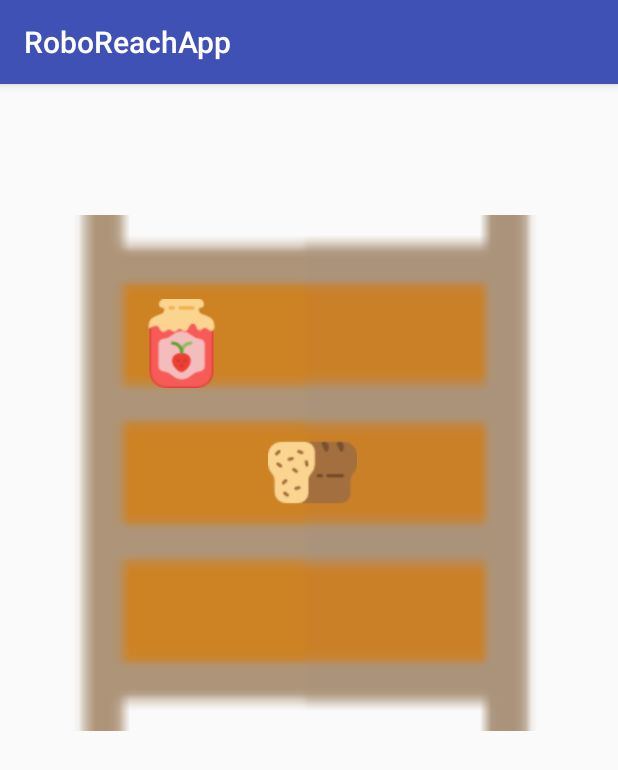
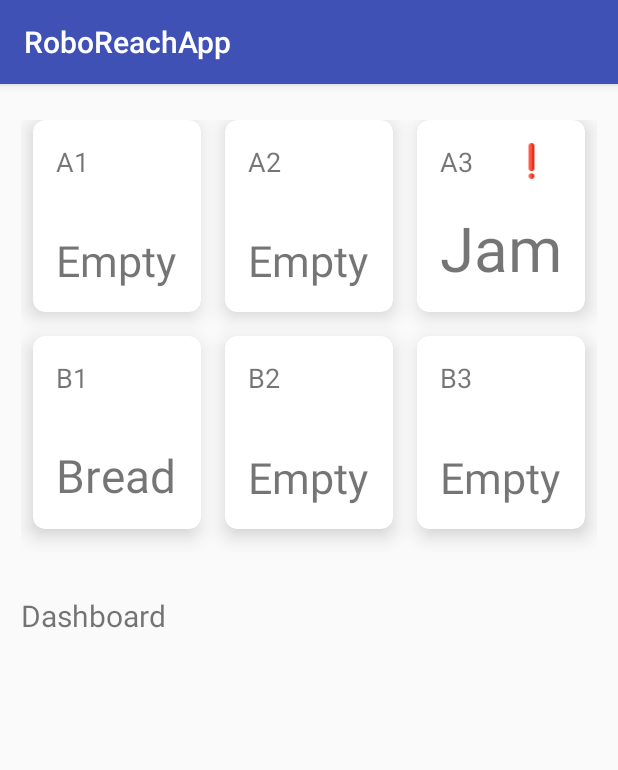
Before and after one commit to Ojasvi-Jalal/SystemDesignProject-Team2, an Android app: the screen it shows after launch (MainActivity), on a phone screen of 412 x 824 dp. Shown: the top 770 px of the screen. Run offline under Robolectric (Android 15) with nearby library versions, the light colour scheme and no system bars.

Commit message:
Worked on the shelf design using cards, started basic code structuring

```diff
--- /dev/null
+++ b/android-app/app/src/main/java/com/example/ojasvi/roboreachapp/Item.kt
@@ -0,0 +1,8 @@
+package com.example.ojasvi.roboreachapp
+
+import java.time.LocalDate
+
+data class Item(var title: String = "Unknown",
+                var description: String = "",
+                var expiration: LocalDate = LocalDate.now().plusMonths(1), // default expiration in a month
+                var barcode: String = "")
--- a/android-app/app/src/main/java/com/example/ojasvi/roboreachapp/MainActivity.kt
+++ b/android-app/app/src/main/java/com/example/ojasvi/roboreachapp/MainActivity.kt
@@ -2,11 +2,26 @@ package com.example.ojasvi.roboreachapp
 
 import android.support.v7.app.AppCompatActivity
 import android.os.Bundle
+import java.util.*
 
 class MainActivity : AppCompatActivity() {
 
+    private lateinit var shelf_a1: Shelf
+    private lateinit var shelf_a2: Shelf
+    private lateinit var shelf_a3: Shelf
+    private lateinit var shelf_b1: Shelf
+    private lateinit var shelf_b2: Shelf
+    private lateinit var shelf_b3: Shelf
+
     override fun onCreate(savedInstanceState: Bundle?) {
         super.onCreate(savedInstanceState)
-        setContentView(R.layout.activity_main)
+        setContentView(R.layout.card_shelves)
+
+
+        /* DEBUG code - REMOVE LATER */
+        var jam = Item("Jam", "Delicious goodie")
+        shelf_a3 = Shelf(jam, "A3")
+
+
     }
 }
--- /dev/null
+++ b/android-app/app/src/main/java/com/example/ojasvi/roboreachapp/Notification.kt
@@ -0,0 +1,3 @@
+package com.example.ojasvi.roboreachapp
+
+data class Notification(val id: Int, var shelf: Shelf)
--- /dev/null
+++ b/android-app/app/src/main/java/com/example/ojasvi/roboreachapp/Shelf.kt
@@ -0,0 +1,5 @@
+package com.example.ojasvi.roboreachapp
+
+class Shelf(var item: Item, val name: String) {
+
+}
--- a/android-app/app/src/main/res/drawable/border.xml
+++ b/android-app/app/src/main/res/drawable/border.xml
@@ -1,5 +1,5 @@
 <?xml version="1.0" encoding="utf-8"?>
 <shape xmlns:android="http://schemas.android.com/apk/res/android"
     android:shape="rectangle">
-    <stroke android:width="5dip" android:color="@android:color/black" />
+    <stroke android:width="3dip" android:color="@android:color/black"/>
 </shape>
--- /dev/null
+++ b/android-app/app/src/main/res/drawable/ic_exclamation.xml
@@ -0,0 +1,7 @@
+<vector android:height="24dp" android:viewportHeight="512"
+    android:viewportWidth="512" android:width="24dp" xmlns:android="http://schemas.android.com/apk/res/android">
+    <path android:fillColor="#E0230D" android:pathData="M256,0v398.68c22.757,0 41.207,-18.451 41.207,-41.207V41.207C297.207,18.451 278.757,0 256,0z"/>
+    <path android:fillColor="#FF5440" android:pathData="M256,0c5.687,0 10.302,18.451 10.302,41.207v316.266c0,22.757 -4.615,41.207 -10.302,41.207c-22.757,0 -41.207,-18.451 -41.207,-41.207V41.207C214.793,18.451 233.243,0 256,0z"/>
+    <path android:fillColor="#E0230D" android:pathData="M256,429.586V512c22.757,0 41.207,-18.451 41.207,-41.207C297.207,448.036 278.757,429.586 256,429.586z"/>
+    <path android:fillColor="#FF5440" android:pathData="M256,429.586c5.687,0 10.302,18.451 10.302,41.207c0,22.757 -4.615,41.207 -10.302,41.207c-22.757,0 -41.207,-18.451 -41.207,-41.207C214.793,448.036 233.243,429.586 256,429.586z"/>
+</vector>
--- a/android-app/app/src/main/res/layout/activity_main.xml
+++ b/android-app/app/src/main/res/layout/activity_main.xml
@@ -3,8 +3,7 @@
     xmlns:app="http://schemas.android.com/apk/res-auto"
     xmlns:tools="http://schemas.android.com/tools"
     android:layout_width="match_parent"
-    android:layout_height="match_parent"
-    tools:context=".LeaderboardActivity">
+    android:layout_height="match_parent">
 
     <ImageView
         android:id="@+id/imageView"
--- /dev/null
+++ b/android-app/app/src/main/res/layout/card_shelves.xml
@@ -0,0 +1,367 @@
+<?xml version="1.0" encoding="utf-8"?>
+
+<LinearLayout xmlns:android="http://schemas.android.com/apk/res/android"
+    xmlns:app="http://schemas.android.com/apk/res-auto"
+    xmlns:tools="http://schemas.android.com/tools"
+    android:layout_width="match_parent"
+    android:layout_height="match_parent"
+    android:orientation="vertical"
+    android:weightSum="20"
+    tools:context=".MainActivity">
+
+    <GridLayout
+        android:id="@+id/mainGrid"
+        android:layout_width="match_parent"
+        android:layout_height="wrap_content"
+        android:layout_marginTop="10dp"
+        android:layout_weight="8"
+        android:alignmentMode="alignMargins"
+        android:columnCount="3"
+        android:columnOrderPreserved="false"
+        android:padding="14dp"
+        android:rowCount="2">
+
+        <!-- ROW 1  -->
+        <!-- COLUMN 1  -->
+
+        <android.support.v7.widget.CardView
+            android:layout_width="0dp"
+            android:layout_height="0dp"
+            android:layout_columnWeight="1"
+            android:layout_marginBottom="16dp"
+            android:layout_marginLeft="8dp"
+            android:layout_marginRight="8dp"
+            android:layout_rowWeight="1"
+            app:cardCornerRadius="8dp"
+            app:cardElevation="8dp">
+
+            <LinearLayout
+                android:id="@+id/a1"
+                android:layout_width="match_parent"
+                android:layout_height="match_parent"
+                android:orientation="vertical"
+                android:padding="15dp">
+
+                <LinearLayout
+                    android:layout_width="match_parent"
+                    android:layout_height="wrap_content"
+                    android:orientation="horizontal">
+
+                    <TextView
+                        android:id="@+id/textView"
+                        android:layout_width="match_parent"
+                        android:layout_height="wrap_content"
+                        android:layout_weight="1"
+                        android:text="A1"
+                        android:textSize="18sp" />
+
+                    <ImageView
+                        android:id="@+id/warn"
+                        android:layout_width="match_parent"
+                        android:layout_height="wrap_content"
+                        android:layout_weight="1"
+                        android:visibility="gone"
+                        app:srcCompat="@drawable/ic_exclamation" />
+                </LinearLayout>
+
+                <TextView
+                    android:id="@+id/textView1"
+                    android:layout_width="match_parent"
+                    android:layout_height="match_parent"
+                    android:autoSizeTextType="uniform"
+                    android:gravity="bottom"
+                    android:text="Empty"
+                    android:textSize="20sp" />
+            </LinearLayout>
+
+        </android.support.v7.widget.CardView>
+
+        <!-- COLUMN 2  -->
+
+        <android.support.v7.widget.CardView
+            android:layout_width="0dp"
+            android:layout_height="0dp"
+            android:layout_columnWeight="1"
+            android:layout_marginBottom="16dp"
+            android:layout_marginLeft="8dp"
+            android:layout_marginRight="8dp"
+            android:layout_rowWeight="1"
+            app:cardCornerRadius="8dp"
+            app:cardElevation="8dp">
+
+            <LinearLayout
+                android:id="@+id/a2"
+                android:layout_width="match_parent"
+                android:layout_height="match_parent"
+                android:orientation="vertical"
+                android:padding="15dp">
+
+                <LinearLayout
+                    android:layout_width="match_parent"
+                    android:layout_height="wrap_content"
+                    android:orientation="horizontal">
+
+                    <TextView
+                        android:id="@+id/id"
+                        android:layout_width="match_parent"
+                        android:layout_height="wrap_content"
+                        android:layout_weight="1"
+                        android:text="A2"
+                        android:textSize="18sp" />
+
+                    <ImageView
+                        android:id="@+id/warn"
+                        android:layout_width="match_parent"
+                        android:layout_height="wrap_content"
+                        android:layout_weight="1"
+                        android:visibility="gone"
+                        app:srcCompat="@drawable/ic_exclamation" />
+                </LinearLayout>
+
+                <TextView
+                    android:id="@+id/title"
+                    android:layout_width="match_parent"
+                    android:layout_height="match_parent"
+                    android:autoSizeTextType="uniform"
+                    android:gravity="bottom"
+                    android:text="Empty"
+                    android:textSize="20sp" />
+            </LinearLayout>
+
+        </android.support.v7.widget.CardView>
+
+        <!-- COLUMN 3  -->
+
+        <android.support.v7.widget.CardView
+            android:layout_width="0dp"
+            android:layout_height="0dp"
+            android:layout_columnWeight="1"
+            android:layout_marginBottom="16dp"
+            android:layout_marginLeft="8dp"
+            android:layout_marginRight="8dp"
+            android:layout_rowWeight="1"
+            app:cardCornerRadius="8dp"
+            app:cardElevation="8dp">
+
+            <LinearLayout
+                android:id="@+id/a3"
+                android:layout_width="match_parent"
+                android:layout_height="match_parent"
+                android:orientation="vertical"
+                android:padding="15dp">
+
+                <LinearLayout
+                    android:layout_width="match_parent"
+                    android:layout_height="wrap_content"
+                    android:orientation="horizontal">
+
+                    <TextView
+                        android:id="@+id/a3_id"
+                        android:layout_width="match_parent"
+                        android:layout_height="wrap_content"
+                        android:layout_weight="1"
+                        android:autoSizeTextType="uniform"
+                        android:text="A3"
+                        android:textSize="18sp" />
+
+                    <ImageView
+                        android:id="@+id/a3_warn"
+                        android:layout_width="match_parent"
+                        android:layout_height="wrap_content"
+                        android:layout_weight="1"
+                        app:srcCompat="@drawable/ic_exclamation" />
+                </LinearLayout>
+
+                <TextView
+                    android:id="@+id/a3_title"
+                    android:layout_width="match_parent"
+                    android:layout_height="match_parent"
+                    android:autoSizeTextType="uniform"
+                    android:gravity="bottom"
+                    android:text="Jam"
+                    android:textSize="20sp" />
+            </LinearLayout>
+
+        </android.support.v7.widget.CardView>
+
+        <!-- ROW 2  -->
+        <!-- COLUMN 1  -->
+
+        <android.support.v7.widget.CardView
+            android:layout_width="0dp"
+            android:layout_height="0dp"
+            android:layout_columnWeight="1"
+            android:layout_marginBottom="16dp"
+            android:layout_marginLeft="8dp"
+            android:layout_marginRight="8dp"
+            android:layout_rowWeight="1"
+            app:cardCornerRadius="8dp"
+            app:cardElevation="8dp">
+
+            <LinearLayout
+                android:id="@+id/b1"
+                android:layout_width="match_parent"
+                android:layout_height="match_parent"
+                android:orientation="vertical"
+                android:padding="15dp">
+
+                <LinearLayout
+                    android:layout_width="match_parent"
+                    android:layout_height="wrap_content"
+                    android:orientation="horizontal">
+
+                    <TextView
+                        android:id="@+id/textView"
+                        android:layout_width="match_parent"
+                        android:layout_height="wrap_content"
+                        android:layout_weight="1"
+                        android:text="B1"
+                        android:textSize="18sp" />
+
+                    <ImageView
+                        android:id="@+id/warn"
+                        android:layout_width="match_parent"
+                        android:layout_height="wrap_content"
+                        android:layout_weight="1"
+                        android:visibility="gone"
+                        app:srcCompat="@drawable/ic_exclamation" />
+                </LinearLayout>
+
+                <TextView
+                    android:id="@+id/textView1"
+                    android:layout_width="match_parent"
+                    android:layout_height="match_parent"
+                    android:autoSizeTextType="uniform"
+                    android:gravity="bottom"
+                    android:text="Bread"
+                    android:textSize="20sp" />
+            </LinearLayout>
+
+        </android.support.v7.widget.CardView>
+
+        <!-- COLUMN 2  -->
+
+        <android.support.v7.widget.CardView
+            android:layout_width="0dp"
+            android:layout_height="0dp"
+            android:layout_columnWeight="1"
+            android:layout_marginBottom="16dp"
+            android:layout_marginLeft="8dp"
+            android:layout_marginRight="8dp"
+            android:layout_rowWeight="1"
+            app:cardCornerRadius="8dp"
+            app:cardElevation="8dp">
+
+            <LinearLayout
+                android:id="@+id/b2"
+                android:layout_width="match_parent"
+                android:layout_height="match_parent"
+                android:orientation="vertical"
+                android:padding="15dp">
+
+                <LinearLayout
+                    android:layout_width="match_parent"
+                    android:layout_height="wrap_content"
+                    android:orientation="horizontal">
+
+                    <TextView
+                        android:id="@+id/textView"
+                        android:layout_width="match_parent"
+                        android:layout_height="wrap_content"
+                        android:layout_weight="1"
+                        android:text="B2"
+                        android:textSize="18sp" />
+
+                    <ImageView
+                        android:id="@+id/warn"
+                        android:layout_width="match_parent"
+                        android:layout_height="wrap_content"
+                        android:layout_weight="1"
+                        android:visibility="gone"
+                        app:srcCompat="@drawable/ic_exclamation" />
+                </LinearLayout>
+
+                <TextView
+                    android:id="@+id/textView1"
+                    android:layout_width="match_parent"
+                    android:layout_height="match_parent"
+                    android:autoSizeTextType="uniform"
+                    android:gravity="bottom"
+                    android:text="Empty"
+                    android:textSize="20sp" />
+            </LinearLayout>
+
+        </android.support.v7.widget.CardView>
+
+        <!-- COLUMN 3  -->
+
+        <android.support.v7.widget.CardView
+            android:layout_width="0dp"
+            android:layout_height="0dp"
+            android:layout_columnWeight="1"
+            android:layout_marginBottom="16dp"
+            android:layout_marginLeft="8dp"
+            android:layout_marginRight="8dp"
+            android:layout_rowWeight="1"
+            app:cardCornerRadius="8dp"
+            app:cardElevation="8dp">
+
+            <LinearLayout
+                android:id="@+id/b3"
+                android:layout_width="match_parent"
+                android:layout_height="match_parent"
+                android:orientation="vertical"
+                android:padding="15dp">
+
+                <LinearLayout
+                    android:layout_width="match_parent"
+                    android:layout_height="wrap_content"
+                    android:orientation="horizontal">
+
+                    <TextView
+                        android:id="@+id/textView"
+                        android:layout_width="match_parent"
+                        android:layout_height="wrap_content"
+                        android:layout_weight="1"
+                        android:text="B3"
+                        android:textSize="18sp" />
+
+                    <ImageView
+                        android:id="@+id/warn"
+                        android:layout_width="match_parent"
+                        android:layout_height="wrap_content"
+                        android:layout_weight="1"
+                        android:visibility="gone"
+                        app:srcCompat="@drawable/ic_exclamation" />
+                </LinearLayout>
+
+                <TextView
+                    android:id="@+id/textView1"
+                    android:layout_width="match_parent"
+                    android:layout_height="match_parent"
+                    android:autoSizeTextType="uniform"
+                    android:gravity="bottom"
+                    android:text="Empty"
+                    android:textSize="20sp" />
+            </LinearLayout>
+
+        </android.support.v7.widget.CardView>
+
+    </GridLayout>
+
+    <TextView
+        android:id="@+id/dashboard_title"
+        android:layout_width="match_parent"
+        android:layout_height="wrap_content"
+        android:padding="14dp"
+        android:text="Dashboard"
+        android:textSize="20sp" />
+
+    <android.support.v7.widget.CardView
+        android:id="@+id/notifications"
+        android:layout_width="match_parent"
+        android:layout_height="wrap_content"
+        android:padding="14dp" />
+
+
+</LinearLayout>
--- a/android-app/app/src/main/res/layout/shelves.xml
+++ b/android-app/app/src/main/res/layout/shelves.xml
@@ -6,6 +6,7 @@
     android:layout_height="match_parent">
 
     <LinearLayout
+        android:id="@+id/shelf"
         android:layout_width="wrap_content"
         android:layout_height="wrap_content"
         android:layout_marginBottom="8dp"
@@ -21,12 +22,14 @@
         app:layout_constraintVertical_bias="0.060000002">
 
         <LinearLayout
+            android:id="@+id/row1"
             android:layout_width="wrap_content"
             android:layout_height="wrap_content"
             android:background="@drawable/border"
             android:orientation="horizontal">
 
             <LinearLayout
+                android:id="@+id/a1"
                 android:layout_width="100dp"
                 android:layout_height="100dp"
                 android:background="@drawable/border"
@@ -50,6 +53,7 @@
             </LinearLayout>
 
             <LinearLayout
+                android:id="@+id/a2"
                 android:layout_width="100dp"
                 android:layout_height="100dp"
                 android:background="@drawable/border"
@@ -73,6 +77,7 @@
             </LinearLayout>
 
             <LinearLayout
+                android:id="@+id/a3"
                 android:layout_width="100dp"
                 android:layout_height="100dp"
                 android:background="@drawable/border"
@@ -98,12 +103,14 @@
         </LinearLayout>
 
         <LinearLayout
+            android:id="@+id/row2"
             android:layout_width="wrap_content"
             android:layout_height="wrap_content"
             android:background="@drawable/border"
             android:orientation="horizontal">
 
             <LinearLayout
+                android:id="@+id/b1"
                 android:layout_width="100dp"
                 android:layout_height="100dp"
                 android:background="@drawable/border"
@@ -127,6 +134,7 @@
             </LinearLayout>
 
             <LinearLayout
+                android:id="@+id/b2"
                 android:layout_width="100dp"
                 android:layout_height="100dp"
                 android:background="@drawable/border"
@@ -150,6 +158,7 @@
             </LinearLayout>
 
             <LinearLayout
+                android:id="@+id/b3"
                 android:layout_width="100dp"
                 android:layout_height="100dp"
                 android:background="@drawable/border"
@@ -176,4 +185,45 @@
 
     </LinearLayout>
 
+    <View
+        android:id="@+id/divider"
+        android:layout_width="350dp"
+        android:layout_height="2dp"
+        android:layout_marginBottom="8dp"
+        android:layout_marginEnd="8dp"
+        android:layout_marginStart="8dp"
+        android:background="?android:attr/listDivider"
+        app:layout_constraintBottom_toBottomOf="parent"
+        app:layout_constraintEnd_toEndOf="parent"
+        app:layout_constraintStart_toStartOf="parent"
+        app:layout_constraintTop_toBottomOf="@+id/shelf"
+        app:layout_constraintVertical_bias="0.07999998" />
+
+    <android.support.v7.widget.CardView
+        android:layout_width="350dp"
+        android:layout_height="wrap_content"
+        android:layout_marginBottom="8dp"
+        android:layout_marginEnd="8dp"
+        android:layout_marginStart="8dp"
+        app:layout_constraintBottom_toBottomOf="parent"
+        app:layout_constraintEnd_toEndOf="parent"
+        app:layout_constraintStart_toStartOf="parent"
+        app:layout_constraintTop_toBottomOf="@+id/textView2"
+        app:layout_constraintVertical_bias="0.06999999" />
+
+    <TextView
+        android:id="@+id/textView2"
+        android:layout_width="wrap_content"
+        android:layout_height="wrap_content"
+        android:layout_marginBottom="8dp"
+        android:layout_marginEnd="8dp"
+        android:layout_marginStart="8dp"
+        android:text="Dashboard"
+        app:layout_constraintBottom_toBottomOf="parent"
+        app:layout_constraintEnd_toEndOf="parent"
+        app:layout_constraintHorizontal_bias="0.06"
+        app:layout_constraintStart_toStartOf="parent"
+        app:layout_constraintTop_toBottomOf="@+id/divider"
+        app:layout_constraintVertical_bias="0.060000002" />
+
 </android.support.constraint.ConstraintLayout>
```
Also changed, not shown: 1 other file.
